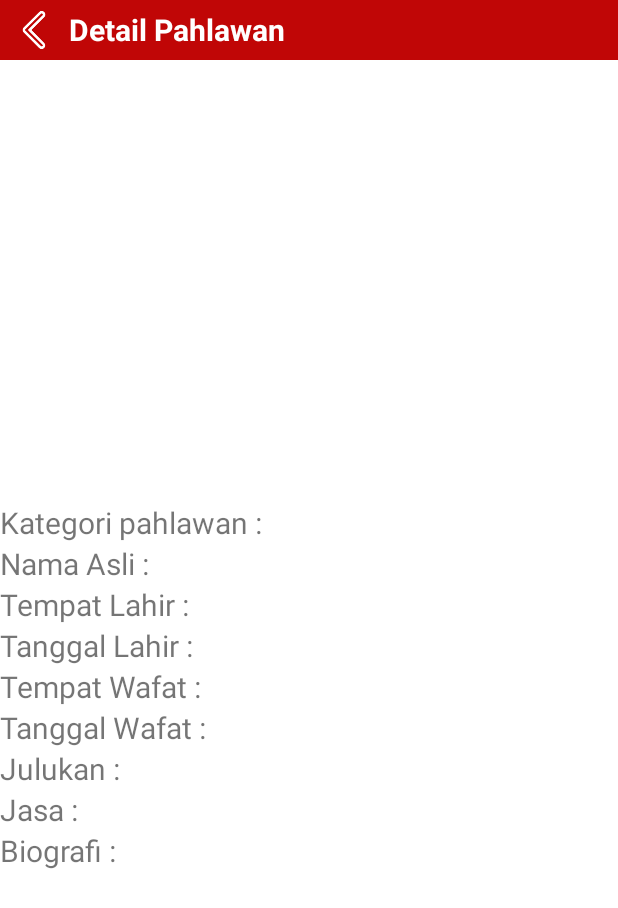
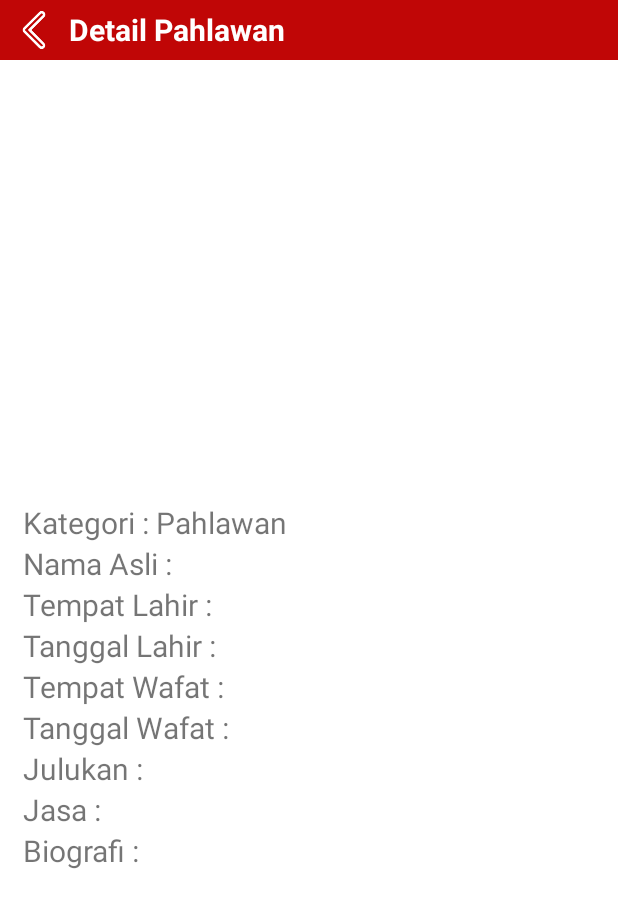
Before and after one commit to mfajar8/Apps_Pahlawanku, an Android app: the layout activity_hero_detail.xml on its own in the app's theme, with its tools: preview values and no code run, on a phone screen of 412 x 824 dp. Shown: the top 908 px of the screen. Run offline under Robolectric (Android 15) with nearby library versions, the phone set to English and light mode, and no system bars.

Commit message:
layout detail pahlawan

```diff
--- a/app/src/main/res/layout/activity_hero_detail.xml
+++ b/app/src/main/res/layout/activity_hero_detail.xml
@@ -74,6 +74,8 @@
             android:layout_width="match_parent"
             android:layout_height="wrap_content">
                 <LinearLayout
+                    android:paddingStart="15dp"
+                    android:paddingEnd="15dp"
                     android:layout_width="match_parent"
                     android:layout_height="wrap_content"
                     android:orientation="vertical">
@@ -85,7 +87,7 @@
                             android:layout_width="wrap_content"
                             android:layout_height="wrap_content"
                             android:textSize="20dp"
-                            android:text="Kategori pahlawan : "/>
+                            android:text="Kategori : Pahlawan "/>
 
                         <TextView
                             android:id="@+id/kategori"
```
